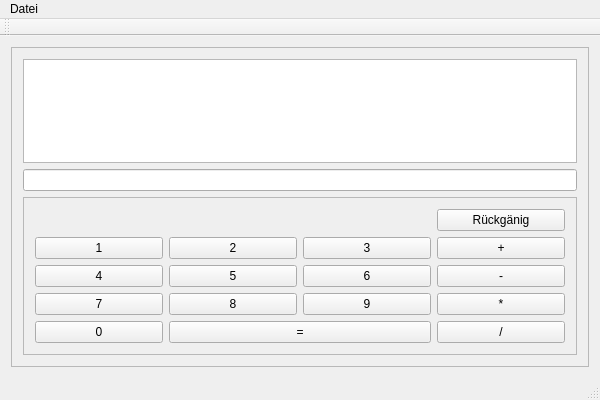
The window that cmainwindow.ui (Dashro/Taschenrechner) describes before a commit, drawn with Qt 5.
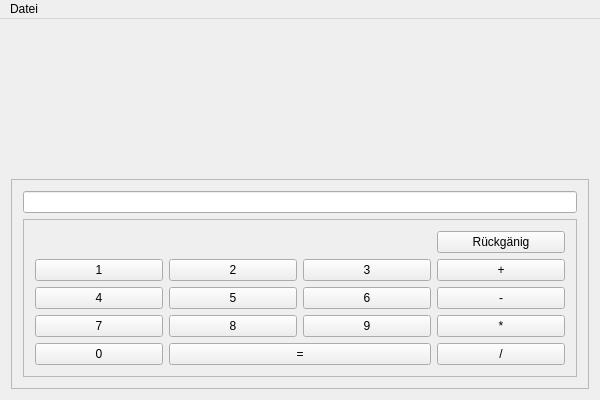
The same window after the commit.

Diff of the .ui file:
```diff
--- a/cmainwindow.ui
+++ b/cmainwindow.ui
@@ -16,14 +16,12 @@
   <widget class="QWidget" name="centralWidget">
    <layout class="QVBoxLayout" name="verticalLayout">
     <item>
-     <widget class="QFrame" name="frame_2">
-      <property name="frameShape">
-       <enum>QFrame::StyledPanel</enum>
+     <widget class="QStackedWidget" name="stackedWidget">
+      <property name="currentIndex">
+       <number>1</number>
       </property>
-      <property name="frameShadow">
-       <enum>QFrame::Raised</enum>
-      </property>
-      <layout class="QVBoxLayout" name="verticalLayout_2">
+      <widget class="QWidget" name="page">
+       <layout class="QVBoxLayout" name="verticalLayout_3">
        <item>
         <widget class="QTableView" name="tV_Protokoll">
          <property name="editTriggers">
@@ -49,6 +47,26 @@
          </attribute>
         </widget>
        </item>
+       </layout>
+      </widget>
+      <widget class="QWidget" name="page_2">
+       <layout class="QVBoxLayout" name="verticalLayout_4">
+        <item>
+         <widget class="QWidget" name="widget" native="true"/>
+        </item>
+       </layout>
+      </widget>
+     </widget>
+    </item>
+    <item>
+     <widget class="QFrame" name="frame_2">
+      <property name="frameShape">
+       <enum>QFrame::StyledPanel</enum>
+      </property>
+      <property name="frameShadow">
+       <enum>QFrame::Raised</enum>
+      </property>
+      <layout class="QVBoxLayout" name="verticalLayout_2">
        <item>
         <widget class="QLineEdit" name="lE_Eingabe">
          <property name="text">
@@ -253,15 +271,6 @@
    </widget>
    <addaction name="menuDatei"/>
   </widget>
-  <widget class="QToolBar" name="mainToolBar">
-   <attribute name="toolBarArea">
-    <enum>TopToolBarArea</enum>
-   </attribute>
-   <attribute name="toolBarBreak">
-    <bool>false</bool>
-   </attribute>
-  </widget>
-  <widget class="QStatusBar" name="statusBar"/>
   <action name="actionSchlie_en">
    <property name="text">
     <string>Schließen</string>
```
Lines whose indentation alone changed are shown as unchanged.
